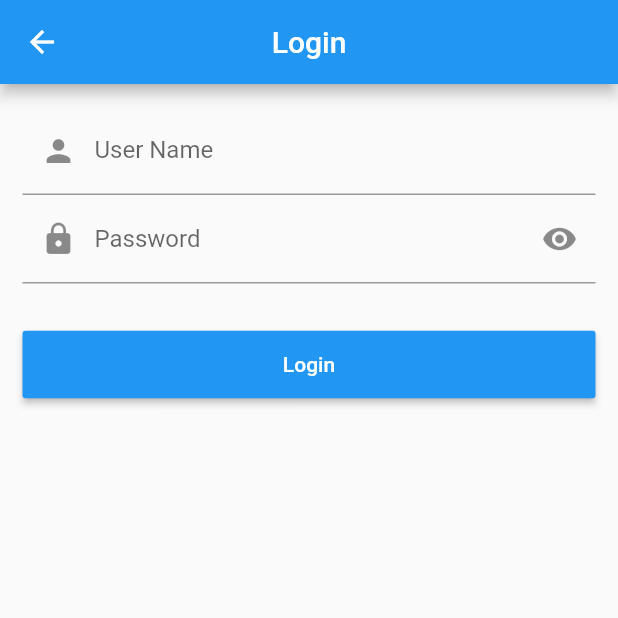
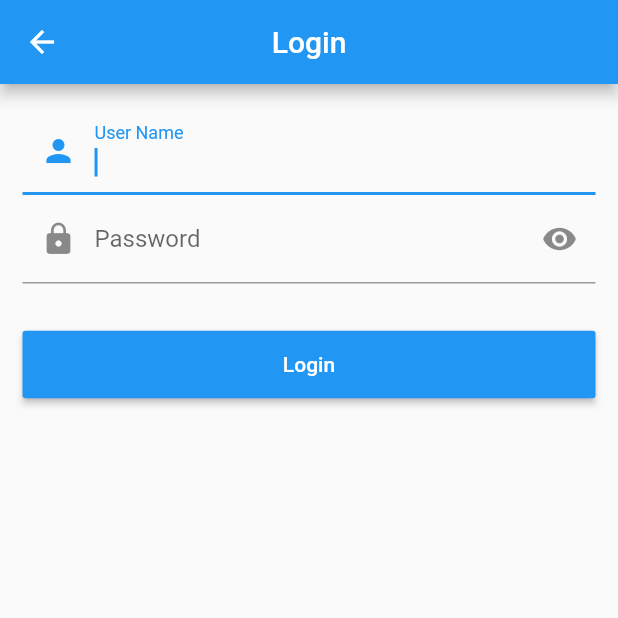
Before and after one commit to GaoSu/github_client_app, a Flutter app: the screen it shows after launch, after a tap on "Logined", on a phone screen of 412 x 824 dp, the top half of it. Run offline on Flutter 3.47's test engine with Material 2 defaults, Android fonts, the phone set to English and light mode, and no system bars; our stand-ins replace cached_network_image, dio, shared_preferences; missing offline and left inert: flukit; generated files the repository leaves out were written again; network calls fail.

Commit message:
1.完成home主页 计划完成： 主体切换的语言切换

```diff
--- a/lib/common/git_api.dart
+++ b/lib/common/git_api.dart
@@ -64,6 +64,7 @@ class Git {
       queryParameters: queryParameters,
       options: _options,
     );
-    return r.data.map((e) => Repo.fromJson(e));
+    print("列表返回的数据${r.data}");
+    return r.data.map((e) => Repo.fromJson(e)).toList();
   }
 }
--- a/lib/common/index.dart
+++ b/lib/common/index.dart
@@ -1,2 +1,5 @@
 export 'global.dart';
 export 'net_cache.dart';
+export 'icons.dart';
+export 'funs.dart';
+export 'git_api.dart';
--- a/lib/models/index.dart
+++ b/lib/models/index.dart
@@ -2,3 +2,4 @@ export 'repo.dart';
 export 'cacheConfig.dart';
 export 'user.dart';
 export 'profile.dart';
+export 'repo.dart';
--- a/lib/routes/home_page.dart
+++ b/lib/routes/home_page.dart
@@ -1,6 +1,10 @@
+import 'package:flukit/flukit.dart';
 import 'package:flutter/material.dart';
 import 'package:github_client_app/states/index.dart';
 import 'package:provider/provider.dart';
+import 'package:github_client_app/widgets/repo_item.dart';
+import 'package:github_client_app/models/index.dart';
+import 'package:github_client_app/common/index.dart';
 
 class HomeRoute extends StatefulWidget {
   @override
@@ -15,7 +19,7 @@ class _HomeRouteState extends State<HomeRoute> {
         title: Text("Github"),
       ),
       body: _buildBody(),
-      drawer: Drawer(),
+      drawer: MyDrawer(),
     );
   }
 
@@ -32,7 +36,140 @@ class _HomeRouteState extends State<HomeRoute> {
         ),
       );
     } else {
-      return Text("List");
+      return InfiniteListView<Repo>(
+        onRetrieveData: (int page, List<Repo> items, bool refresh) async {
+          print("current page :${page}, refresh${refresh}");
+          var data = await Git(context).getRepos(
+            refresh: refresh,
+            queryParameters: {
+              'page': page,
+              'page_size': 20,
+            },
+          );
+          //把请求到的新数据添加到items中
+          items.addAll(data);
+          return false;
+        },
+        itemBuilder: (List list, int index, BuildContext ctx) {
+          // 项目信息列表项
+          return RepoItem(list[index]);
+        },
+      );
     }
   }
 }
+
+class MyDrawer extends StatelessWidget {
+  @override
+  Widget build(BuildContext context) {
+    return Drawer(
+      child: MediaQuery.removePadding(
+        context: context,
+        removeTop: true,
+        child: Column(
+          crossAxisAlignment: CrossAxisAlignment.start,
+          children: [
+            _buildHeader(),
+            Expanded(
+              child: _buildMenus(),
+            ),
+          ],
+        ),
+      ),
+    );
+  }
+
+  Widget _buildHeader() {
+    return Consumer(
+        builder: (BuildContext context, UserModel value, Widget child) {
+      return GestureDetector(
+        child: Container(
+          color: Theme.of(context).primaryColor,
+          padding: EdgeInsets.only(top: 40, bottom: 20),
+          child: Row(
+            children: [
+              Padding(
+                padding: const EdgeInsets.symmetric(horizontal: 16.0),
+                child: ClipOval(
+                    child: value.isLogin
+                        ? gmAvatar(value.user.avatar_url, width: 80)
+                        : Image.asset(
+                            "imgs/avatar-default.png",
+                            width: 80,
+                          )),
+              ),
+              Text(
+                value.isLogin
+                    ? value.user.login
+                    : "Login",
+                style:
+                    TextStyle(fontWeight: FontWeight.bold, color: Colors.white),
+              ),
+            ],
+          ),
+        ),
+        onTap: () {
+          if (!value.isLogin) {
+            Navigator.pushNamed(context, "/login");
+          }
+        },
+      );
+    });
+  }
+
+  Widget _buildMenus() {
+    return Consumer(
+        builder: (BuildContext context, UserModel userModel, Widget child) {
+      // var gm = GmLocalizations.of(context);
+      return ListView(
+        children: [
+          ListTile(
+            leading: Icon(Icons.color_lens),
+            title: Text("换肤"),
+            onTap: () => Navigator.pushNamed(context, "themes"),
+          ),
+          ListTile(
+            leading: Icon(Icons.language),
+            title: Text("语言"),
+            onTap: () => Navigator.pushNamed(context, "themes"),
+          ),
+          _buildLogoutWidget(context, userModel),
+        ],
+      );
+    });
+  }
+
+  Widget _buildLogoutWidget(BuildContext context, UserModel userModel) {
+    if (userModel.isLogin) {
+      return ListTile(
+        leading: Icon(Icons.power_settings_new),
+        title: Text("logout"),
+        onTap: () {
+          showDialog(
+            context: context,
+            builder: (ctx) {
+              return AlertDialog(
+                content: Text("Logout"),
+                actions: [
+                  FlatButton(
+                    child: Text("cancel"),
+                    onPressed: () => Navigator.pop(context),
+                  ),
+                  FlatButton(
+                    child: Text("confirm"),
+                    onPressed: () {
+                      userModel.user = null;
+                      Navigator.pop(context);
+                    },
+                  ),
+                ],
+              );
+            },
+          );
+        },
+      );
+    } else {
+      return Text("");
+    }
+  }
+}
--- /dev/null
+++ b/lib/routes/index.dart
@@ -0,0 +1,5 @@
+export 'package:github_client_app/common/global.dart';
+export 'package:github_client_app/models/index.dart';
+export 'package:github_client_app/states/index.dart';
+export 'package:github_client_app/routes/index.dart';
+export 'package:flutter/material.dart';
--- a/lib/routes/login.dart
+++ b/lib/routes/login.dart
@@ -31,6 +31,7 @@ class _LoginState extends State<Login> {
           child: Column(
             children: [
               TextFormField(
+                autofocus: true,
                 controller: _nameController,
                 decoration: InputDecoration(
                     labelText: "User Name", prefixIcon: Icon(Icons.person)),
--- a/lib/states/profile_change_notifier.dart
+++ b/lib/states/profile_change_notifier.dart
@@ -20,7 +20,6 @@ class UserModel extends ProfileChangeNotifier {
   bool get isLogin => user != null;
 
   set user(User user) {
-    print("_profile.user.login${_profile.user.login}");
     if (user?.login != _profile.user?.login) {
       _profile.lastLogin = _profile.user?.login;
       _profile.user = user;
```
Also changed, not shown: lib/common/funs.dart (+24 -1 lines), lib/common/icons.dart (added, +8 -0 lines), lib/l10n/message_messages.dart (added, +33 -0 lines), lib/l10n/messages_all.dart (added, +44 -0 lines), lib/l10n/messages_zh_CN.dart (added, +38 -0 lines), lib/routes/language.dart (added, +13 -0 lines), lib/widgets/repo_item.dart (added, +142 -0 lines), pubspec.yaml (+9 -8 lines), fonts/iconfont.ttf (added), imgs/avatar-default.png (added), imgs/logo_dark.png (added), imgs/logo_light.png (added), pubspec.lock, 2 other files.
